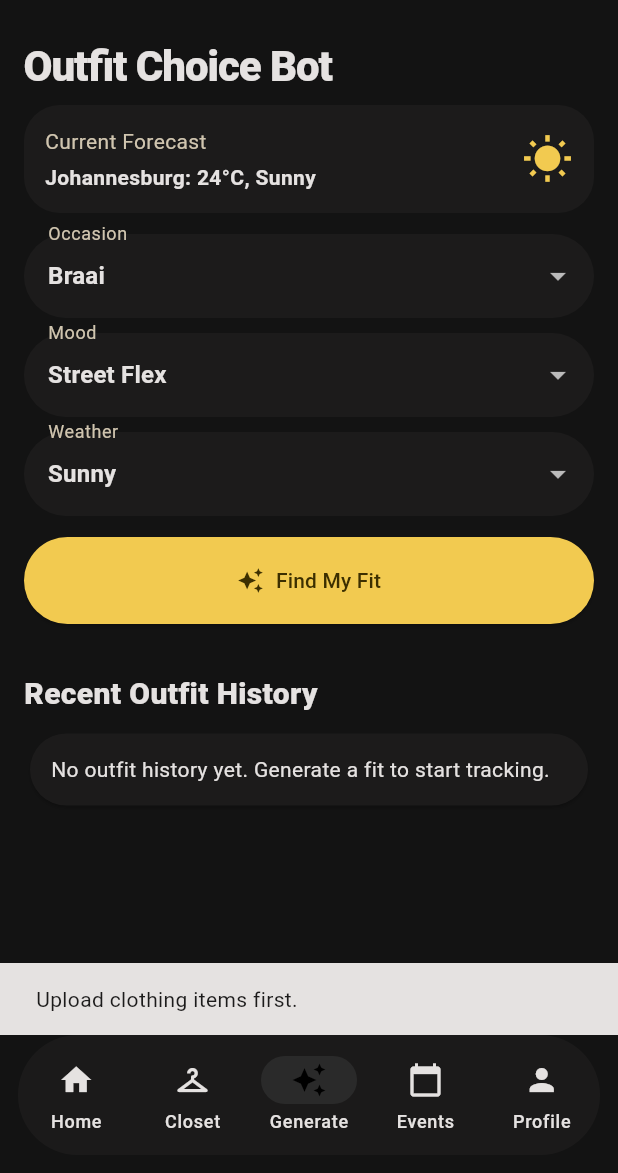
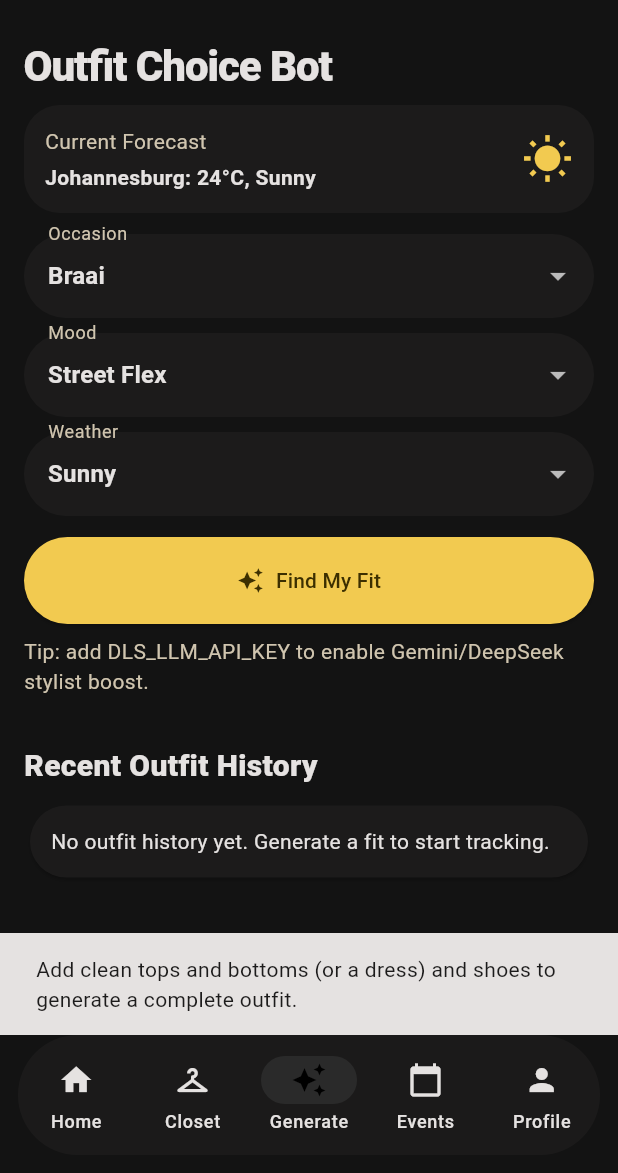
Before and after one commit to TshiamoTLMi/stitch, a Flutter app: the screen it shows once a user with an empty profile is signed in, item 3 of the bottom bar chosen, after a tap on "Find My Fit", on a phone screen of 412 x 824 dp, the part 63-1236 px from its top. Run offline on Flutter 3.47's test engine with Material 3 defaults, Android fonts, the phone set to English and light mode, and no system bars; our stand-ins replace cloud_firestore, connectivity_plus, firebase_auth, firebase_core, firebase_storage, flutter_image_compress and 7 more; missing offline and left inert: device_calendar; accounts and stored records are empty.

Commit message:
feat: enhance outfit generation with AI insights and offline support; update documentation and ignore rules

```diff
--- a/dls_app/lib/services/outfit_bot_service.dart
+++ b/dls_app/lib/services/outfit_bot_service.dart
@@ -3,10 +3,66 @@ import 'dart:math';
 import '../models/clothing_item.dart';
 import '../models/outfit_result.dart';
 
+class OutfitReadiness {
+  const OutfitReadiness({
+    required this.canGenerate,
+    required this.missingRequirements,
+  });
+
+  final bool canGenerate;
+  final List<String> missingRequirements;
+
+  String get userFriendlyMessage {
+    if (canGenerate) {
+      return 'Your wardrobe has enough clean pieces. Ready to generate.';
+    }
+
+    if (missingRequirements.isEmpty) {
+      return 'We need a few more clean items before we can build a full fit.';
+    }
+
+    return 'Add clean ${missingRequirements.join(' and ')} to generate a complete outfit.';
+  }
+}
+
 class OutfitBotService {
   static const neutralColors = {'black', 'white', 'grey', 'beige'};
   static const cleanDripColors = {'white', 'cream', 'pastel', 'light blue'};
   static const softLifeColors = {'olive', 'brown', 'beige', 'sand', 'earth'};
+
+  OutfitReadiness checkReadiness(List<ClothingItem> wardrobe) {
+    final cleanItems = wardrobe.where((item) => item.isClean).toList();
+    if (cleanItems.isEmpty) {
+      return const OutfitReadiness(
+        canGenerate: false,
+        missingRequirements: ['tops', 'bottoms (or a dress)', 'shoes'],
+      );
+    }
+
+    final hasTop = cleanItems.any((item) => _isTop(item.categoryType, item.category));
+    final hasBottom = cleanItems.any((item) => _isBottom(item.categoryType, item.category));
+    final hasDress = cleanItems.any((item) => _isFull(item.categoryType, item.category));
+    final hasShoes = cleanItems.any((item) => _isShoes(item.categoryType, item.category));
+
+    final missing = <String>[];
+    final hasBodyBase = (hasTop && hasBottom) || hasDress;
+    if (!hasBodyBase) {
+      if (!hasTop && !hasDress) {
+        missing.add('tops or dresses');
+      }
+      if (!hasBottom && !hasDress) {
+        missing.add('bottoms or dresses');
+      }
+    }
+    if (!hasShoes) {
+      missing.add('shoes');
+    }
+
+    return OutfitReadiness(
+      canGenerate: missing.isEmpty,
+      missingRequirements: missing,
+    );
+  }
 
   OutfitResult generate({
     required List<ClothingItem> wardrobe,
--- a/dls_app/lib/services/outfit_history_service.dart
+++ b/dls_app/lib/services/outfit_history_service.dart
@@ -38,6 +38,8 @@ class OutfitHistoryEntry {
 
 class OutfitHistoryService {
   FirebaseFirestore get _firestore => FirebaseFirestore.instance;
+  final Map<String, List<OutfitHistoryEntry>> _localEntriesByUser =
+      <String, List<OutfitHistoryEntry>>{};
 
   CollectionReference<Map<String, dynamic>> get _collection =>
       _firestore.collection('outfit_history');
@@ -50,6 +52,19 @@ class OutfitHistoryService {
     required String caption,
     required OutfitResult result,
   }) async {
+    final localEntry = OutfitHistoryEntry(
+      id: 'local_${DateTime.now().microsecondsSinceEpoch}',
+      occasion: occasion,
+      mood: mood,
+      weather: weather,
+      score: result.score,
+      generatedAt: DateTime.now(),
+      caption: caption,
+    );
+
+    final localList = _localEntriesByUser.putIfAbsent(userId, () => <OutfitHistoryEntry>[]);
+    localList.insert(0, localEntry);
+
     try {
       await _collection.add({
         'user_id': userId,
@@ -66,18 +81,27 @@ class OutfitHistoryService {
     }
   }
 
-  Stream<List<OutfitHistoryEntry>> streamRecentHistory(String userId, {int limit = 5}) {
+  Stream<List<OutfitHistoryEntry>> streamRecentHistory(String userId, {int limit = 5}) async* {
+    List<OutfitHistoryEntry> buildMergedList(List<OutfitHistoryEntry> remote) {
+      final local = _localEntriesByUser[userId] ?? <OutfitHistoryEntry>[];
+      final merged = <OutfitHistoryEntry>[...local, ...remote]
+        ..sort((a, b) => b.generatedAt.compareTo(a.generatedAt));
+
+      if (merged.length <= limit) {
+        return merged;
+      }
+      return merged.take(limit).toList();
+    }
+
+    yield buildMergedList(<OutfitHistoryEntry>[]);
+
     try {
-      return _collection.where('user_id', isEqualTo: userId).snapshots().map((snapshot) {
-        final entries = snapshot.docs.map(OutfitHistoryEntry.fromDoc).toList()
-          ..sort((a, b) => b.generatedAt.compareTo(a.generatedAt));
-        if (entries.length <= limit) {
-          return entries;
-        }
-        return entries.take(limit).toList();
-      });
+      await for (final snapshot in _collection.where('user_id', isEqualTo: userId).snapshots()) {
+        final remoteEntries = snapshot.docs.map(OutfitHistoryEntry.fromDoc).toList();
+        yield buildMergedList(remoteEntries);
+      }
     } catch (_) {
-      return Stream.value(<OutfitHistoryEntry>[]);
+      yield buildMergedList(<OutfitHistoryEntry>[]);
     }
   }
 }
--- a/dls_app/lib/views/home/outfit_generator_page.dart
+++ b/dls_app/lib/views/home/outfit_generator_page.dart
@@ -4,6 +4,7 @@ import 'package:flutter/material.dart';
 import 'package:provider/provider.dart';
 import 'package:intl/intl.dart';
 import 'package:cloud_firestore/cloud_firestore.dart';
+import 'package:connectivity_plus/connectivity_plus.dart';
 
 import '../../controllers/wardrobe_controller.dart';
 import '../../core/theme/app_theme.dart';
@@ -12,6 +13,7 @@ import '../../models/outfit_result.dart';
 import '../../services/caption_service.dart';
 import '../../services/outfit_history_service.dart';
 import '../../services/outfit_bot_service.dart';
+import '../../services/outfit_llm_service.dart';
 
 class OutfitGeneratorPage extends StatefulWidget {
   const OutfitGeneratorPage({super.key, required this.userId});
@@ -29,20 +31,58 @@ class _OutfitGeneratorPageState extends State<OutfitGeneratorPage> {
 
   final _outfitBot = OutfitBotService();
   final _captionService = CaptionService();
+  final _outfitLlmService = OutfitLlmService();
   OutfitResult? _result;
   String? _caption;
   bool _isGenerating = false;
+  bool _isAiEnhancing = false;
+  final _connectivity = Connectivity();
+  StreamSubscription<List<ConnectivityResult>>? _connectivitySubscription;
+  bool _isOffline = false;
 
   String _occasion = 'Braai';
   String _mood = 'Street Flex';
   String _weather = 'Sunny';
 
+  @override
+  void initState() {
+    super.initState();
+    _bindConnectivity();
+  }
+
+  @override
+  void dispose() {
+    _connectivitySubscription?.cancel();
+    super.dispose();
+  }
+
+  Future<void> _bindConnectivity() async {
+    final current = await _connectivity.checkConnectivity();
+    _setOfflineState(current);
+
+    _connectivitySubscription = _connectivity.onConnectivityChanged.listen(_setOfflineState);
+  }
+
+  void _setOfflineState(List<ConnectivityResult> results) {
+    final offline = results.isEmpty || results.every((result) => result == ConnectivityResult.none);
+    if (!mounted || offline == _isOffline) {
+      return;
+    }
+    setState(() => _isOffline = offline);
+  }
+
   Future<void> _generate() async {
     if (_isGenerating) return;
 
     final wardrobe = context.read<WardrobeController>().items;
-    if (wardrobe.isEmpty) {
-      ScaffoldMessenger.of(context).showSnackBar(const SnackBar(content: Text('Upload clothing items first.')));
+    final readiness = _outfitBot.checkReadiness(wardrobe);
+    if (!readiness.canGenerate) {
+      final offlineHint = _isOffline
+          ? ' You are offline, so only already-synced closet items are available right now.'
+          : '';
+      ScaffoldMessenger.of(context).showSnackBar(
+        SnackBar(content: Text('${readiness.userFriendlyMessage}$offlineHint')),
+      );
       return;
     }
 
@@ -61,14 +101,65 @@ class _OutfitGeneratorPageState extends State<OutfitGeneratorPage> {
       weather: _weather,
     );
 
+    var finalCaption = caption;
+    var finalReasoning = <String>[...result.reasoning];
+
+    if (_outfitLlmService.isConfigured && !_isOffline && result.isValid) {
+      if (mounted) {
+        setState(() => _isAiEnhancing = true);
+      }
+      final llmInsight = await _outfitLlmService.enhanceOutfit(
+        wardrobe: wardrobe,
+        result: result,
+        occasion: _occasion,
+        mood: _mood,
+        weather: _weather,
+      );
+      if (llmInsight != null) {
+        finalCaption = llmInsight.caption;
+        if (llmInsight.reasoning.isNotEmpty) {
+          finalReasoning = llmInsight.reasoning;
+        }
+      }
+      if (mounted) {
+        setState(() => _isAiEnhancing = false);
+      }
+    }
+
+    final finalResult = OutfitResult(
+      top: result.top,
+      bottom: result.bottom,
+      shoes: result.shoes,
+      accessory: result.accessory,
+      score: result.score,
+      reasoning: finalReasoning,
+    );
+
     setState(() {
-      _result = result;
-      _caption = caption;
+      _result = finalResult;
+      _caption = finalCaption;
       _isGenerating = false;
     });
 
-    if (result.isValid) {
-      unawaited(_persistGeneratedOutfit(result: result, caption: caption));
+    if (finalResult.isValid) {
+      unawaited(_persistGeneratedOutfit(result: finalResult, caption: finalCaption));
+      if (_isOffline && mounted) {
+        ScaffoldMessenger.of(context).showSnackBar(
+          const SnackBar(
+            content: Text('Generated in offline mode. History will sync automatically when connection returns.'),
+          ),
+        );
+      }
+    } else {
+      ScaffoldMessenger.of(context).showSnackBar(
+        const SnackBar(
+          content: Text('Not enough matching clean items for this combo. Try another mood or upload more pieces.'),
+        ),
+      );
+    }
+
+    if (mounted && _isAiEnhancing) {
+      setState(() => _isAiEnhancing = false);
     }
   }
 
@@ -102,6 +193,21 @@ class _OutfitGeneratorPageState extends State<OutfitGeneratorPage> {
       children: [
         Text('Outfit Choice Bot', style: Theme.of(context).textTheme.headlineMedium),
         const SizedBox(height: 8),
+        if (_isOffline) ...[
+          Container(
+            width: double.infinity,
+            padding: const EdgeInsets.symmetric(horizontal: 12, vertical: 10),
+            decoration: BoxDecoration(
+              color: Colors.orange.shade100,
+              borderRadius: BorderRadius.circular(12),
+            ),
+            child: const Text(
+              'Offline mode is active. You can still generate outfits from already-synced wardrobe items.',
+              style: TextStyle(fontWeight: FontWeight.w600),
+            ),
+          ),
+          const SizedBox(height: 10),
+        ],
         Container(
           padding: const EdgeInsets.all(14),
           decoration: BoxDecoration(
@@ -166,6 +272,20 @@ class _OutfitGeneratorPageState extends State<OutfitGeneratorPage> {
             ],
           ),
         ),
+        if (_isAiEnhancing) ...[
+          const SizedBox(height: 8),
+          const Text(
+            'AI stylist polishing your fit...',
+            style: TextStyle(color: AppTheme.onSurfaceVariant, fontWeight: FontWeight.w600),
+          ),
+        ],
+        if (!_outfitLlmService.isConfigured) ...[
+          const SizedBox(height: 8),
+          const Text(
+            'Tip: add DLS_LLM_API_KEY to enable Gemini/DeepSeek stylist boost.',
+            style: TextStyle(color: AppTheme.onSurfaceVariant),
+          ),
+        ],
         const SizedBox(height: 16),
         if (_result != null)
           Column(
--- a/dls_app/pubspec.yaml
+++ b/dls_app/pubspec.yaml
@@ -21,6 +21,8 @@ dependencies:
   uuid: ^4.5.1
   permission_handler: ^11.3.1
   provider: ^6.1.2
+  connectivity_plus: ^6.1.4
+  http: ^1.2.2
   intl: ^0.19.0
   google_sign_in: ^6.2.1
   sign_in_with_apple: ^6.1.1
```
Also changed, not shown: dls_app/lib/services/outfit_llm_service.dart (added, +244 -0 lines), 6 other files.
